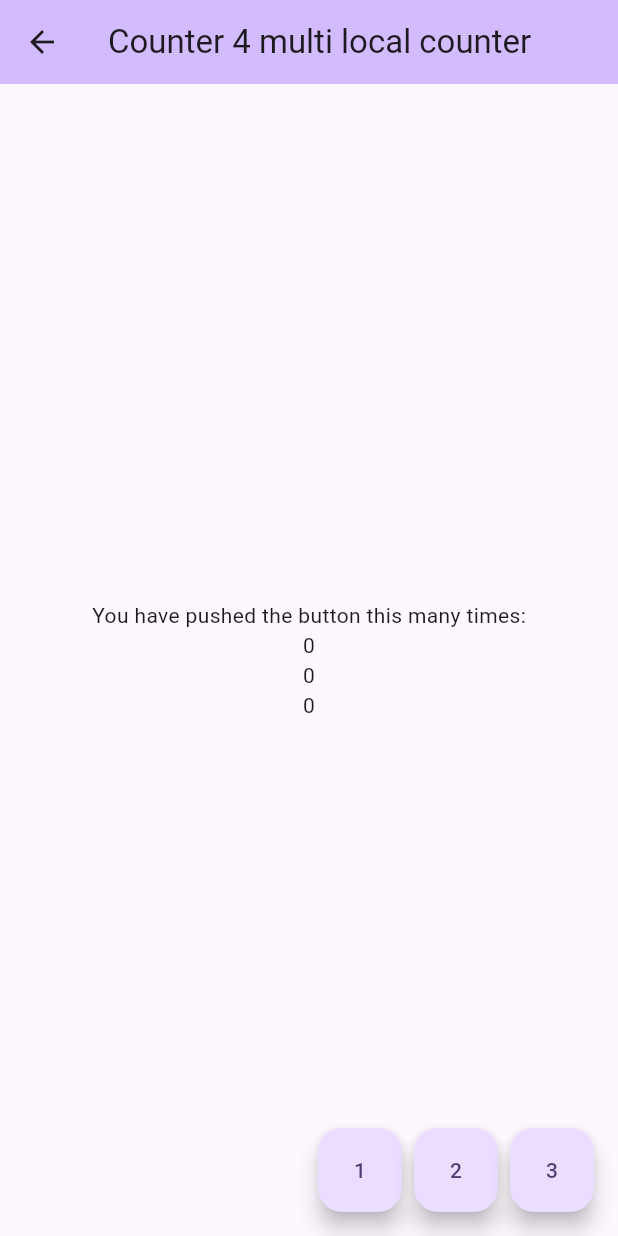
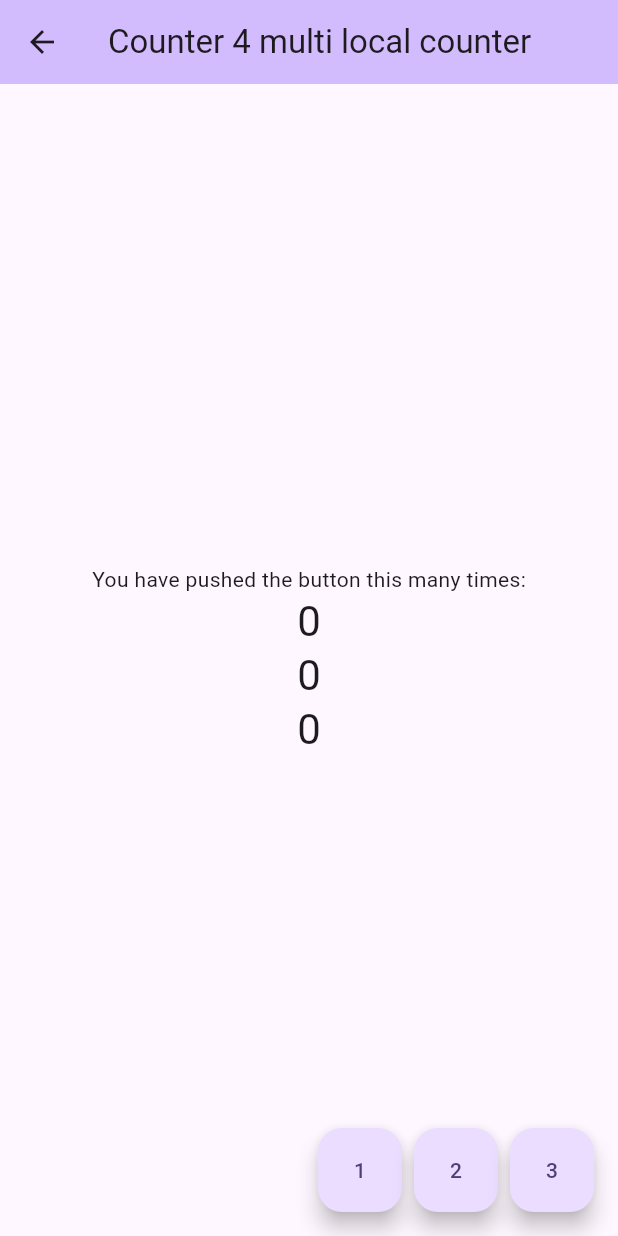
Before and after one commit to jsroest/signal_state_provider, a Flutter app: the S050ChangeNotifierCounterPage screen opened directly, on a phone screen of 412 x 824 dp. Run offline on Flutter 3.47's test engine with Material 3 defaults, Android fonts, the phone set to English and light mode, and no system bars; our stand-ins replace signals.

Commit message:
Remove WatchText widget to show similarity with ChangeNotifier implementation

```diff
--- a/lib/pages/s020_shared_counter/s020_counter_1/s020_counter_1_page.dart
+++ b/lib/pages/s020_shared_counter/s020_counter_1/s020_counter_1_page.dart
@@ -1,7 +1,6 @@
 import 'package:flutter/material.dart';
 import 'package:poc/pages/s020_shared_counter/s020_counter_1/s020_counter_1_controller.dart';
 import 'package:poc/pages/s020_shared_counter/shared_counter_state.dart';
-import 'package:poc/pages/widgets/watch_text.dart';
 import 'package:poc/state_provider/state_provider.dart';
 
 class S020Counter1PageShared extends StatelessWidget {
@@ -27,7 +26,10 @@ class S020Counter1PageShared extends StatelessWidget {
                 const Text(
                   'You have pushed the button this many times:',
                 ),
-                WatchText(controller.sharedCounterState.counter),
+                Text(
+                  '${controller.sharedCounterState.counter.value}',
+                  style: Theme.of(context).textTheme.headlineMedium,
+                ),
               ],
             ),
           ),
--- a/lib/pages/s020_shared_counter/s025_counter_2/s025_counter_2_page.dart
+++ b/lib/pages/s020_shared_counter/s025_counter_2/s025_counter_2_page.dart
@@ -1,7 +1,6 @@
 import 'package:flutter/material.dart';
 import 'package:poc/pages/s020_shared_counter/s025_counter_2/s025_counter_2_controller.dart';
 import 'package:poc/pages/s020_shared_counter/shared_counter_state.dart';
-import 'package:poc/pages/widgets/watch_text.dart';
 import 'package:poc/state_provider/state_provider.dart';
 
 class S025Counter2PageShared extends StatelessWidget {
@@ -27,7 +26,10 @@ class S025Counter2PageShared extends StatelessWidget {
                 const Text(
                   'You have pushed the button this many times:',
                 ),
-                WatchText(controller.sharedCounterState.counter),
+                Text(
+                  '${controller.sharedCounterState.counter.value}',
+                  style: Theme.of(context).textTheme.headlineMedium,
+                ),
               ],
             ),
           ),
--- a/lib/pages/s030_local_counter/s030_counter_page.dart
+++ b/lib/pages/s030_local_counter/s030_counter_page.dart
@@ -1,6 +1,5 @@
 import 'package:flutter/material.dart';
 import 'package:poc/pages/s030_local_counter/s030_counter_controller.dart';
-import 'package:poc/pages/widgets/watch_text.dart';
 import 'package:poc/state_provider/state_provider.dart';
 
 class S030CounterPageLocal extends StatelessWidget {
@@ -24,7 +23,10 @@ class S030CounterPageLocal extends StatelessWidget {
                 const Text(
                   'You have pushed the button this many times:',
                 ),
-                WatchText(controller.counter),
+                Text(
+                  '${controller.counter.value}',
+                  style: Theme.of(context).textTheme.headlineMedium,
+                ),
               ],
             ),
           ),
--- a/lib/pages/s050_change_notifier/s050_change_notifier_counter_page.dart
+++ b/lib/pages/s050_change_notifier/s050_change_notifier_counter_page.dart
@@ -26,15 +26,24 @@ class S050ChangeNotifierCounterPage extends StatelessWidget {
                 ),
                 ListenableBuilder(
                   listenable: controller,
-                  builder: (context, _) => Text('${controller.counter1.value}'),
+                  builder: (context, _) => Text(
+                    '${controller.counter1.value}',
+                    style: Theme.of(context).textTheme.headlineMedium,
+                  ),
                 ),
                 ListenableBuilder(
                   listenable: controller,
-                  builder: (context, _) => Text('${controller.counter2.value}'),
+                  builder: (context, _) => Text(
+                    '${controller.counter2.value}',
+                    style: Theme.of(context).textTheme.headlineMedium,
+                  ),
                 ),
                 ListenableBuilder(
                   listenable: controller,
-                  builder: (context, _) => Text('${controller.counter3.value}'),
+                  builder: (context, _) => Text(
+                    '${controller.counter3.value}',
+                    style: Theme.of(context).textTheme.headlineMedium,
+                  ),
                 ),
               ],
             ),
```
Also changed, not shown: lib/pages/s040_multi_counter/s040_multi_counter_page.dart (+19 -4 lines), lib/pages/widgets/watch_text.dart (deleted, +0 -21 lines).
